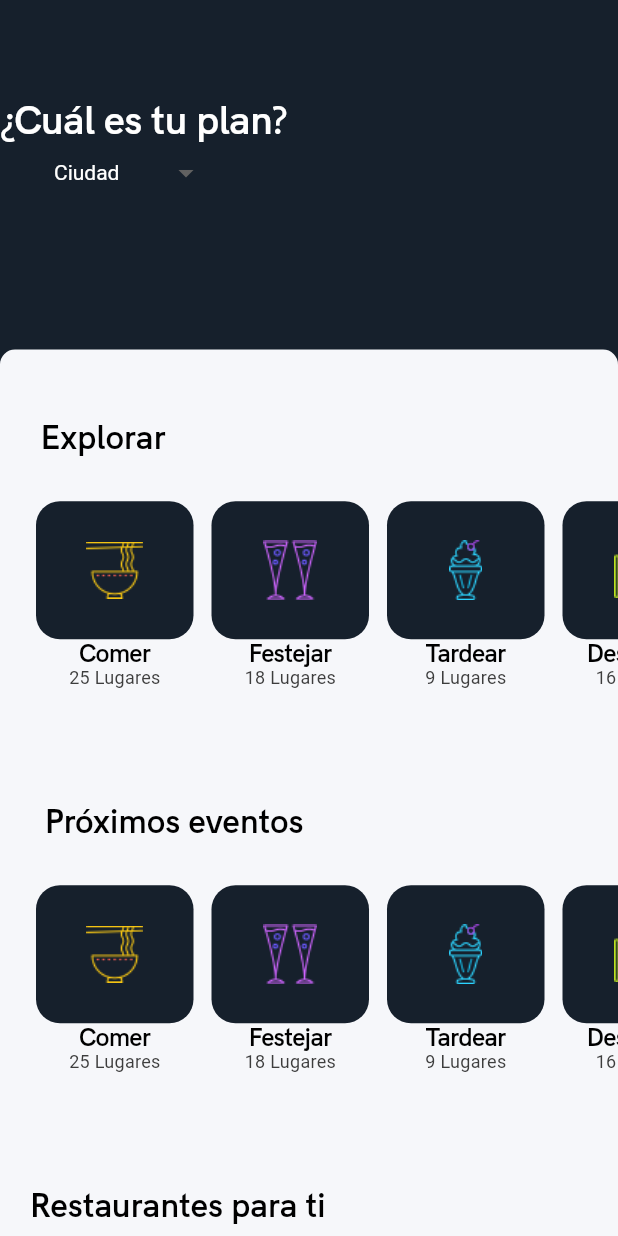
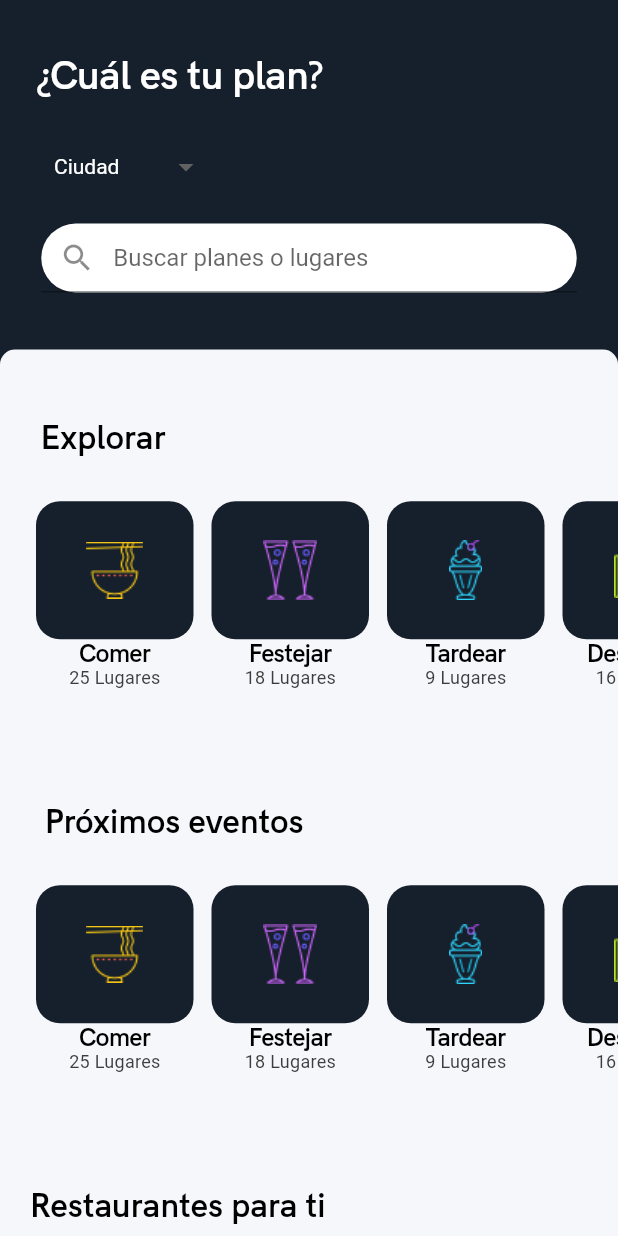
Before and after one commit to UsmaJulian/seemurv.1, a Flutter app: the HomePage screen opened directly, on a phone screen of 412 x 824 dp. Run offline on Flutter 3.47's test engine with Material 2 defaults, Android fonts, the phone set to English and light mode, and no system bars; our stand-ins replace carousel_pro, cloud_firestore, firebase_auth, firebase_storage, flutter_svg, font_awesome_flutter and 4 more; missing offline and left inert: flutter_auth_buttons, flutter_facebook_login, flutter_webview_plugin, loading; accounts and stored records are empty; Roboto replaces fonts that are missing (OpenSans).

Commit message:
thirteenth commit

```diff
--- a/lib/components/widgets/searchbar.dart
+++ b/lib/components/widgets/searchbar.dart
@@ -0,0 +1,47 @@
+import 'package:flutter/material.dart';
+
+class SearchBar extends StatefulWidget {
+  SearchBar({Key key}) : super(key: key);
+
+  _SearchBarState createState() => _SearchBarState();
+}
+
+class _SearchBarState extends State<SearchBar> {
+  String inputvalue = '';
+  final TextEditingController controller = new TextEditingController();
+  void onChanged(String value) {}
+  void onSubmitted(String value) {
+    setState(() {
+      inputvalue = inputvalue + value;
+      controller.text = "";
+    });
+  }
+
+  @override
+  Widget build(BuildContext context) {
+    return Container(
+      width: 357,
+      height: 46,
+      decoration: BoxDecoration(borderRadius: BorderRadius.circular(23.0),color: Colors.white ),
+      child: Row(
+        children: <Widget>[
+          new Expanded(
+            child: new TextField(
+              decoration: new InputDecoration(
+
+                hintText: 'Buscar planes o lugares',
+                prefixIcon: Icon(
+                  Icons.search,
+                ),
+              ),
+              onSubmitted: (String value) {
+                onChanged(value);
+              },
+              controller: controller,
+            ),
+          ),
+        ],
+      ),
+    );
+  }
+}
--- a/lib/login_admin/menu_page.dart
+++ b/lib/login_admin/menu_page.dart
@@ -9,6 +9,7 @@ const PrimaryColor = const Color(0xFF19212B);
 
 class MenuPage extends StatefulWidget {
   MenuPage({this.auth, this.onSignedOut});
+
   final BaseAuth auth;
   final VoidCallback onSignedOut;
   @override
--- a/lib/screens/home.dart
+++ b/lib/screens/home.dart
@@ -2,12 +2,13 @@ import 'package:cloud_firestore/cloud_firestore.dart';
 import 'package:flutter/material.dart';
 import 'package:seemur_v1/auth/auth.dart';
 import 'package:seemur_v1/components/widgets/navigatorbar.dart';
+import 'package:seemur_v1/components/widgets/searchbar.dart';
 //import 'package:seemur_v1/components/widgets/searchbar.dart';
 
 class HomePage extends StatefulWidget {
-HomePage({this.auth});
-final BaseAuth auth;
-@override
+  HomePage({this.auth});
+  final BaseAuth auth;
+  @override
   _HomePageState createState() => _HomePageState();
 }
 
@@ -19,7 +20,7 @@ class _HomePageState extends State<HomePage> {
   String _itemCiudad;
   List<DropdownMenuItem<String>> _ciudadItems;
 
-    @override
+  @override
   void initState() {
     super.initState();
     widget.auth.infoUser().then((onValue) {
@@ -33,7 +34,6 @@ class _HomePageState extends State<HomePage> {
       });
     });
   }
-
 
   getData() async {
     return await Firestore.instance.collection('ciudades').getDocuments();
@@ -70,7 +70,7 @@ class _HomePageState extends State<HomePage> {
     return items;
   }
 
-  Container Explorar(String imageVal, String planname, String cantporplan) {
+  explorar(String imageVal, String planname, String cantporplan) {
     return Container(
       child: Column(
         mainAxisAlignment: MainAxisAlignment.spaceAround,
@@ -130,7 +130,7 @@ class _HomePageState extends State<HomePage> {
                   child: Column(
                     children: <Widget>[
                       Padding(
-                        padding: const EdgeInsets.only(top: 66.0),
+                        padding: const EdgeInsets.only(left: 24.0, top: 36.0),
                         child: Row(
                           children: <Widget>[
                             Text(
@@ -149,7 +149,7 @@ class _HomePageState extends State<HomePage> {
                         ),
                       ),
                       Padding(
-                        padding: const EdgeInsets.only(right: 240),
+                        padding: const EdgeInsets.only(top:26,right: 240),
                         child: SizedBox(
                           width: 100,
                           child: DropdownButtonFormField(
@@ -167,6 +167,14 @@ class _HomePageState extends State<HomePage> {
                             }, //seleccionarCiudadItem,
                             onSaved: (value) => _itemCiudad = value,
                           ),
+                        ),
+                      ),
+                      Padding(
+                        padding: const EdgeInsets.only(top:18.0),
+                        child: Column(
+                          children: <Widget>[
+                             SearchBar(),
+                          ],
                         ),
                       ),
                     ],
@@ -219,22 +227,22 @@ class _HomePageState extends State<HomePage> {
                               child: ListView(
                                 scrollDirection: Axis.horizontal,
                                 children: <Widget>[
-                                  Explorar("assets/images/eatOutIcon.png",
+                                  explorar("assets/images/eatOutIcon.png",
                                       "Comer", "25 Lugares"),
                                   SizedBox(
                                     width: 12.0,
                                   ),
-                                  Explorar("assets/images/partiyingIcon.png",
+                                  explorar("assets/images/partiyingIcon.png",
                                       "Festejar", "18 Lugares"),
                                   SizedBox(
                                     width: 12.0,
                                   ),
-                                  Explorar("assets/images/afternoonIcon.png",
+                                  explorar("assets/images/afternoonIcon.png",
                                       "Tardear", "9 Lugares"),
                                   SizedBox(
                                     width: 12.0,
                                   ),
-                                  Explorar("assets/images/restingIcon.png",
+                                  explorar("assets/images/restingIcon.png",
                                       "Descansar", "16 Lugares"),
                                 ],
                               ),
@@ -267,22 +275,22 @@ class _HomePageState extends State<HomePage> {
                               child: ListView(
                                 scrollDirection: Axis.horizontal,
                                 children: <Widget>[
-                                  Explorar("assets/images/eatOutIcon.png",
+                                  explorar("assets/images/eatOutIcon.png",
                                       "Comer", "25 Lugares"),
                                   SizedBox(
                                     width: 12.0,
                                   ),
-                                  Explorar("assets/images/partiyingIcon.png",
+                                  explorar("assets/images/partiyingIcon.png",
                                       "Festejar", "18 Lugares"),
                                   SizedBox(
                                     width: 12.0,
                                   ),
-                                  Explorar("assets/images/afternoonIcon.png",
+                                  explorar("assets/images/afternoonIcon.png",
                                       "Tardear", "9 Lugares"),
                                   SizedBox(
                                     width: 12.0,
                                   ),
-                                  Explorar("assets/images/restingIcon.png",
+                                  explorar("assets/images/restingIcon.png",
                                       "Descansar", "16 Lugares"),
                                 ],
                               ),
@@ -315,22 +323,22 @@ class _HomePageState extends State<HomePage> {
                               child: ListView(
                                 scrollDirection: Axis.horizontal,
                                 children: <Widget>[
-                                  Explorar("assets/images/eatOutIcon.png",
+                                  explorar("assets/images/eatOutIcon.png",
                                       "Comer", "25 Lugares"),
                                   SizedBox(
                                     width: 12.0,
                                   ),
-                                  Explorar("assets/images/partiyingIcon.png",
+                                  explorar("assets/images/partiyingIcon.png",
                                       "Festejar", "18 Lugares"),
                                   SizedBox(
                                     width: 12.0,
                                   ),
-                                  Explorar("assets/images/afternoonIcon.png",
+                                  explorar("assets/images/afternoonIcon.png",
                                       "Tardear", "9 Lugares"),
                                   SizedBox(
                                     width: 12.0,
                                   ),
-                                  Explorar("assets/images/restingIcon.png",
+                                  explorar("assets/images/restingIcon.png",
                                       "Descansar", "16 Lugares"),
                                 ],
                               ),
@@ -363,22 +371,22 @@ class _HomePageState extends State<HomePage> {
                               child: ListView(
                                 scrollDirection: Axis.horizontal,
                                 children: <Widget>[
-                                  Explorar("assets/images/eatOutIcon.png",
+                                  explorar("assets/images/eatOutIcon.png",
                                       "Comer", "25 Lugares"),
                                   SizedBox(
                                     width: 12.0,
                                   ),
-                                  Explorar("assets/images/partiyingIcon.png",
+                                  explorar("assets/images/partiyingIcon.png",
                                       "Festejar", "18 Lugares"),
                                   SizedBox(
                                     width: 12.0,
                                   ),
-                                  Explorar("assets/images/afternoonIcon.png",
+                                  explorar("assets/images/afternoonIcon.png",
                                       "Tardear", "9 Lugares"),
                                   SizedBox(
                                     width: 12.0,
                                   ),
-                                  Explorar("assets/images/restingIcon.png",
+                                  explorar("assets/images/restingIcon.png",
                                       "Descansar", "16 Lugares"),
                                 ],
                               ),
```
Also changed, not shown: lib/auth/auth.dart (+27 -1 lines), lib/components/widgets/navigatorbar.dart (+10 -1 lines), lib/login_admin/checkrole.dart (added, +54 -0 lines), lib/screens/ciudades.dart (+11 -3 lines), lib/screens/user/perfil.dart (+90 -17 lines), lib/screens/user/preferences_page.dart (added, +40 -0 lines), pubspec.yaml (+6 -1 lines), assets/images/Seemur-Isotipo.svg (added), lib/screens/user/rating.dart (added), pubspec.lock.
